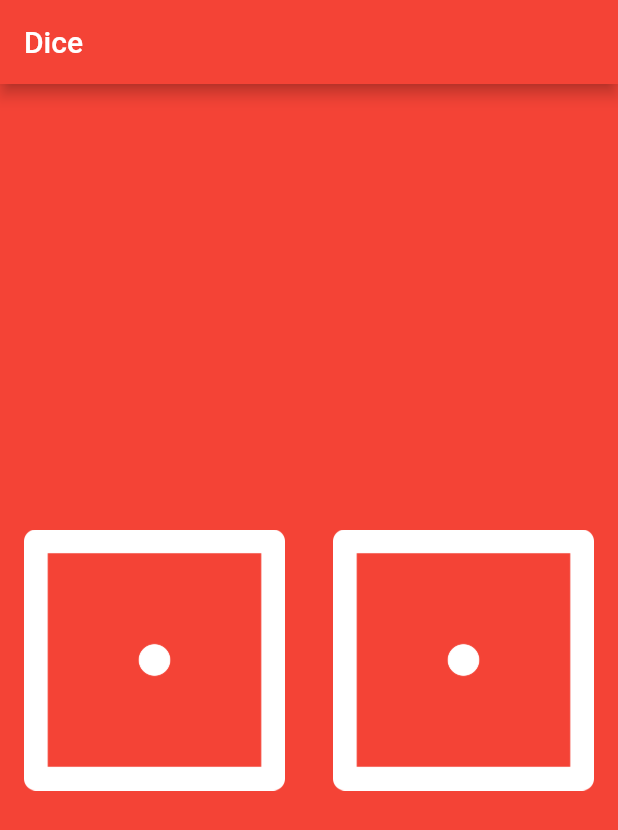
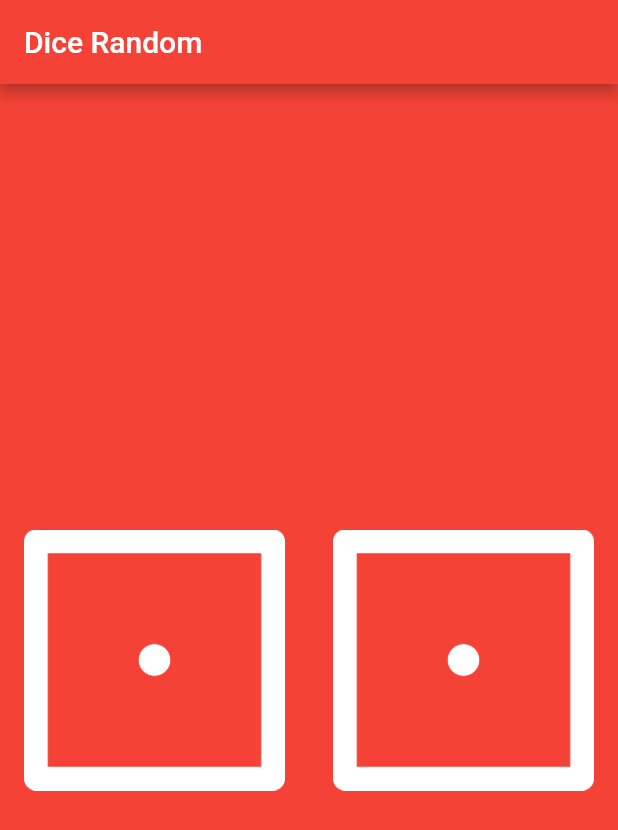
Before and after one commit to hirenvadher954/Flutter_DiceFace, a Flutter app: the screen it shows after launch, on a phone screen of 412 x 824 dp. Shown: the top 830 px of the screen. Run offline on Flutter 3.47's test engine with Material 2 defaults, Android fonts, the phone set to English and light mode, and no system bars.

Commit message:
Update main.dart

```diff
--- a/dicee-flutter-master/lib/main.dart
+++ b/dicee-flutter-master/lib/main.dart
@@ -7,7 +7,7 @@ void main() {
       home: Scaffold(
         backgroundColor: Colors.red,
         appBar: AppBar(
-          title: Text('Dice'),
+          title: Text('Dice Random'),
           backgroundColor: Colors.red,
         ),
         body: DicePage(),
```
